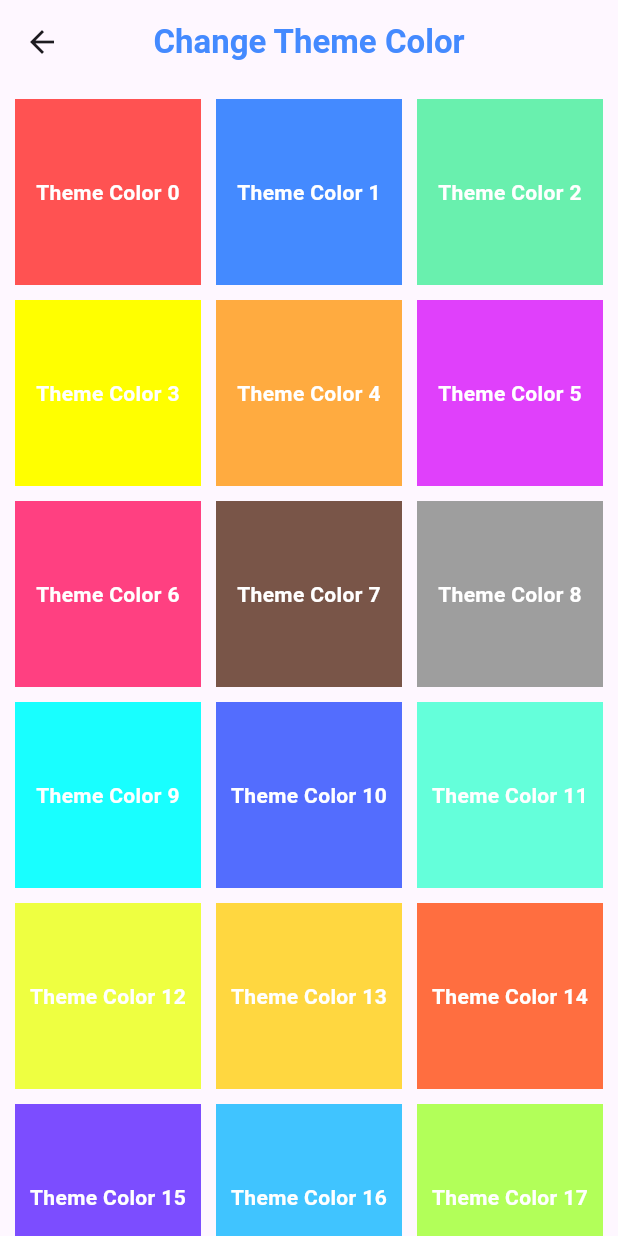
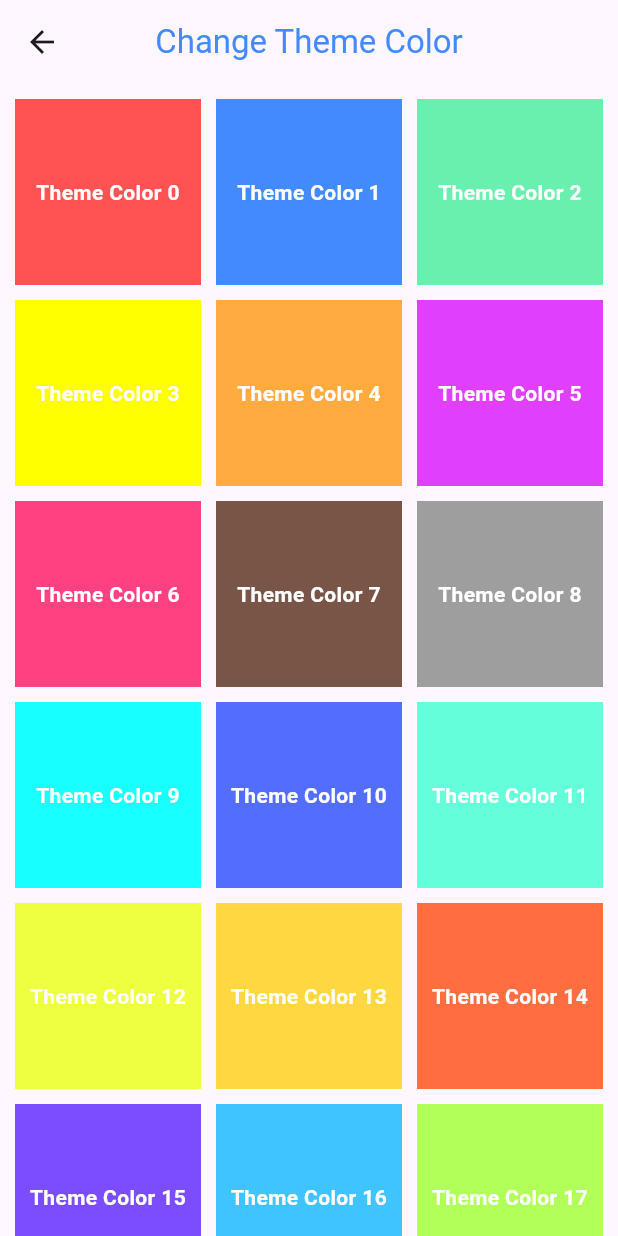
Before and after one commit to reniel-deang/mobilePOS-app, a Flutter app: the themepicker screen opened directly, on a phone screen of 412 x 824 dp. Run offline on Flutter 3.47's test engine with Material 3 defaults, Android fonts, the phone set to English and light mode, and no system bars; our stand-ins replace font_awesome_flutter; missing offline and left inert: bluetooth_print.

```diff
--- a/lib/asset/themecolor.dart
+++ b/lib/asset/themecolor.dart
@@ -43,7 +43,7 @@ class _themepickerState extends State<themepicker> {
           'Change Theme Color',
           style: TextStyle(
             color: appColor, // Assuming `appColor` is defined somewhere
-            fontWeight: FontWeight.bold,
+
           ),
         ),
       ),
--- a/lib/bluetoothPrint.dart
+++ b/lib/bluetoothPrint.dart
@@ -16,7 +16,7 @@ class _BluetoothPrintPageState extends State<BluetoothPrintPage> {
   BluetoothPrint bluetoothPrint = BluetoothPrint.instance;
   bool _connected = false;
   BluetoothDevice? _device;
-  String tips = 'No device connected';
+  String tips = 'No Device Connected';
 
   @override
   void initState() {
--- a/lib/homePage.dart
+++ b/lib/homePage.dart
@@ -161,7 +161,7 @@ class HomeScreen extends StatelessWidget {
                 // For demonstration purposes, showing a SnackBar with the plate number
                 ScaffoldMessenger.of(context).showSnackBar(
                   SnackBar(
-                    content: Text('Searching for Plate: $plateNumber'),
+                    content: Text('Searching For Plate: $plateNumber'),
                     duration: Duration(seconds: 4),
                   ),
                 );
```
